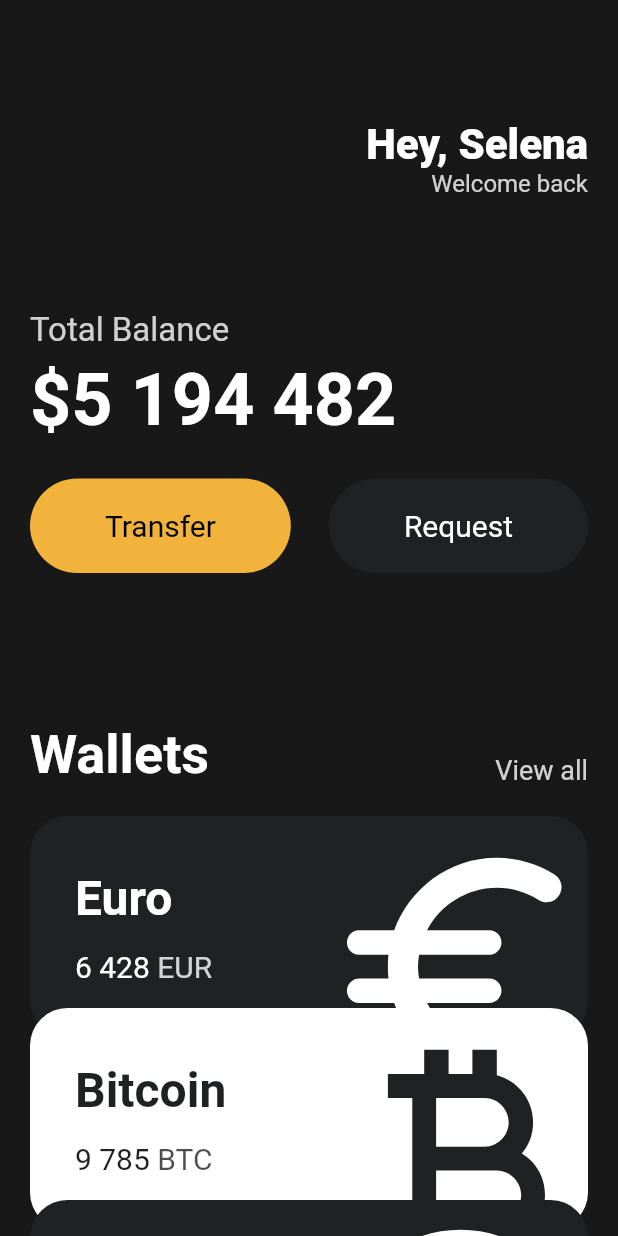
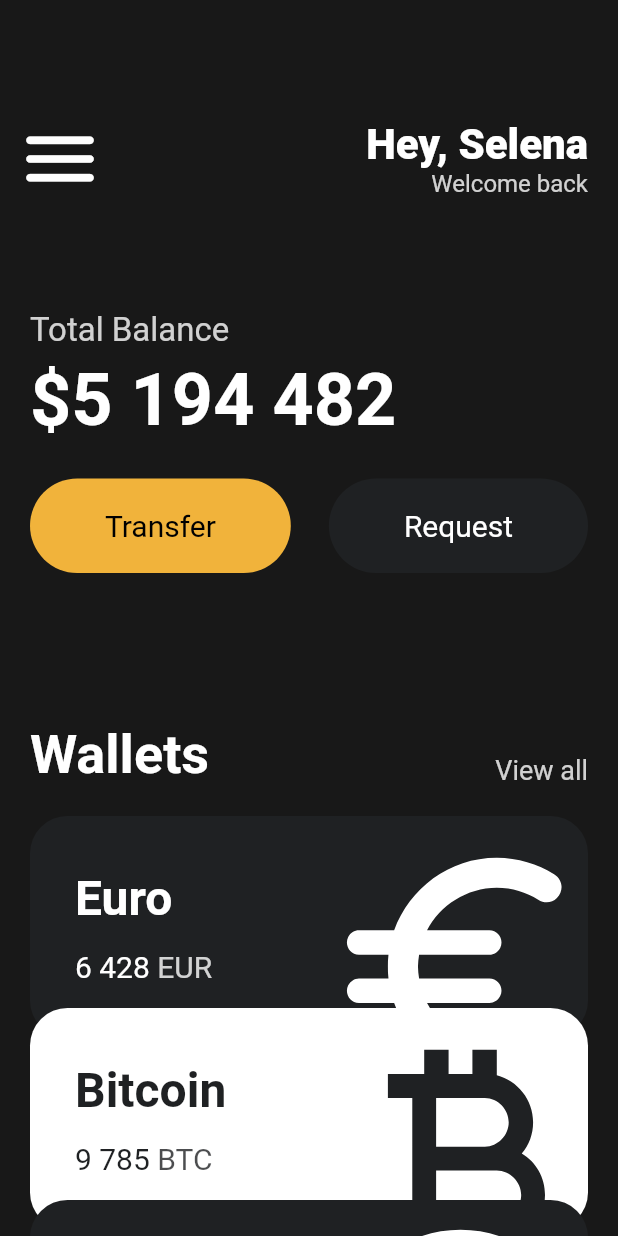
Before and after one commit to song5789/toonflix, a Flutter app: the screen it shows after launch, on a phone screen of 412 x 824 dp. Run offline on Flutter 3.47's test engine with Material 2 defaults, Android fonts, the light colour scheme and no system bars.

Commit message:
Menu Button 추가

```diff
--- a/lib/main.dart
+++ b/lib/main.dart
@@ -26,8 +26,16 @@ class App extends StatelessWidget {
                   height: 80,
                 ),
                 Row(
-                  mainAxisAlignment: MainAxisAlignment.end,
+                  mainAxisAlignment: MainAxisAlignment.spaceBetween,
                   children: [
+                    Transform.scale(
+                      scale: 1.5,
+                      child: const Icon(
+                        Icons.menu_rounded,
+                        color: Colors.white,
+                        size: 40,
+                      ),
+                    ),
                     Column(
                       crossAxisAlignment: CrossAxisAlignment.end,
                       children: [
```
